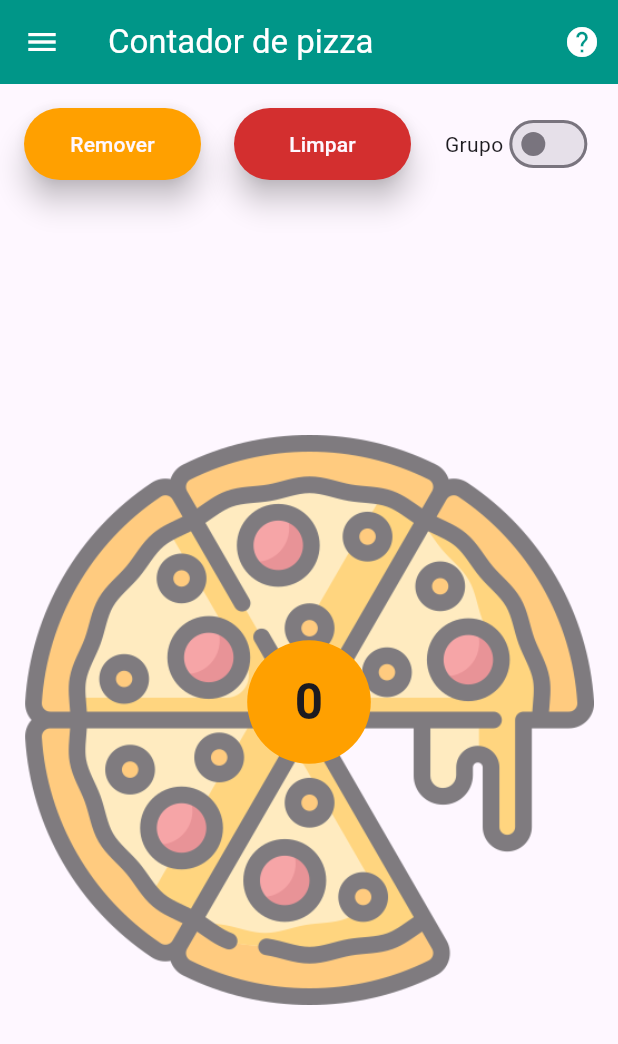
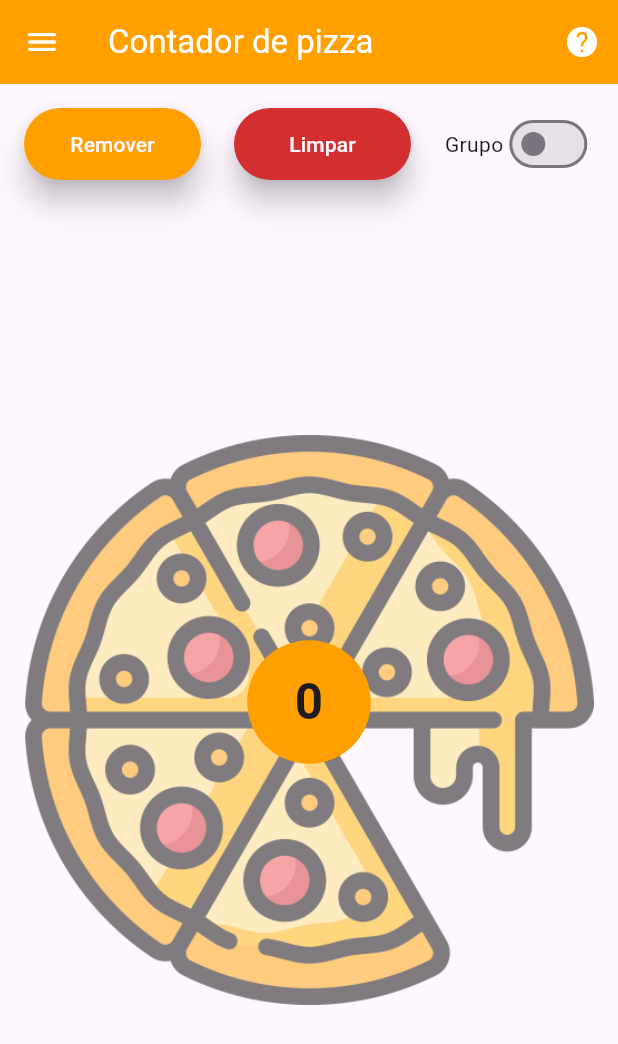
Before and after one commit to ffneiva/pizza_counter, a Flutter app: the screen it shows after launch, on a phone screen of 412 x 824 dp. Shown: the top 1044 px of the screen. Run offline on Flutter 3.47's test engine with Material 3 defaults, Android fonts, the phone set to English and light mode, and no system bars; missing offline and left inert: back_button_interceptor, flag; generated files the repository leaves out were written again.

Commit message:
fix: Update pizza scaffold colors

```diff
--- a/lib/src/widgets/pizza_scaffold.dart
+++ b/lib/src/widgets/pizza_scaffold.dart
@@ -47,7 +47,7 @@ class _PizzaScaffoldStateState extends State<PizzaScaffold> {
       key: _scaffoldState,
       appBar: AppBar(
         title: FittedBox(fit: BoxFit.scaleDown, child: Text(widget.title)),
-        backgroundColor: Colors.teal,
+        backgroundColor: const Color.fromARGB(255, 255, 160, 0),
         foregroundColor: Colors.white,
         actions: widget.actions,
       ),
@@ -80,7 +80,7 @@ class _PizzaScaffoldStateState extends State<PizzaScaffold> {
               onPressed: () => Navigator.pop(context),
               child: Text(
                 locale.backButton,
-                style: const TextStyle(color: Colors.teal),
+                style: const TextStyle(color: Color.fromARGB(255, 255, 162, 0)),
               ),
             ),
             TextButton(
```
